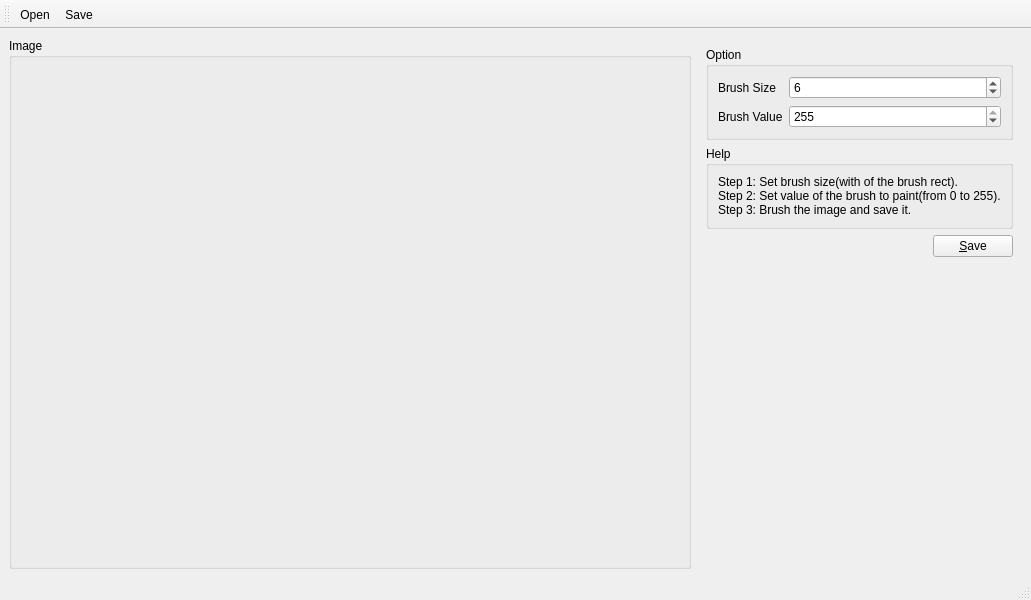
Before: the Qt Designer form ui/mainwindow.ui in xiangxw/saliency-marker, drawn with Qt 5.
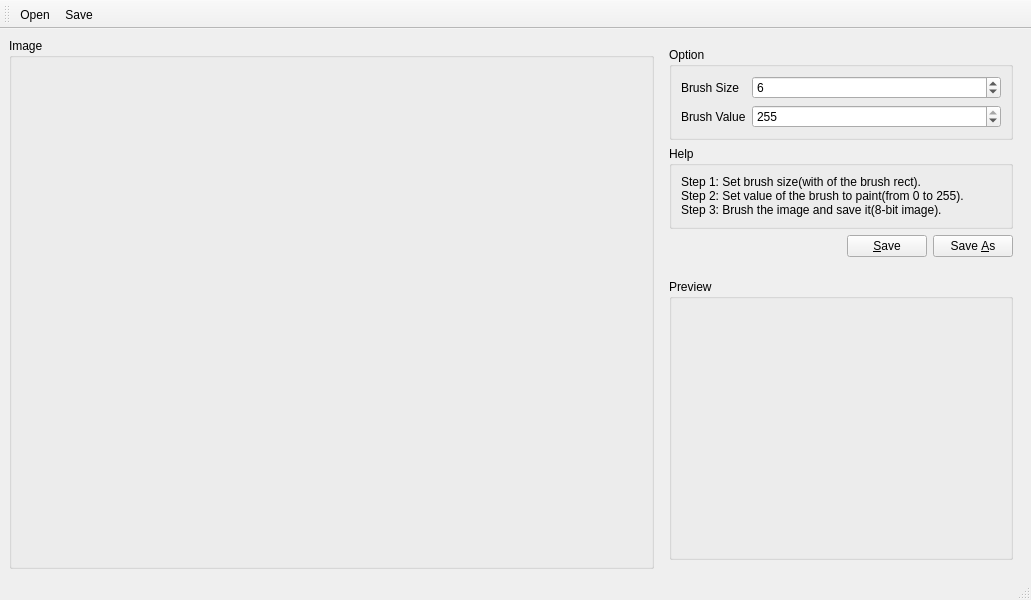
After: the same form once the commit is applied.

Commit message: add preview image

What changed in the file:
```diff
--- a/ui/mainwindow.ui
+++ b/ui/mainwindow.ui
@@ -108,7 +108,7 @@
               <property name="text">
                <string>Step 1: Set brush size(with of the brush rect).
 Step 2: Set value of the brush to paint(from 0 to 255).
-Step 3: Brush the image and save it.</string>
+Step 3: Brush the image and save it(8-bit image).</string>
               </property>
              </widget>
             </item>
@@ -137,6 +137,13 @@
              </property>
             </widget>
            </item>
+           <item>
+            <widget class="QPushButton" name="saveAsButton">
+             <property name="text">
+              <string>Save &amp;As</string>
+             </property>
+            </widget>
+           </item>
           </layout>
          </item>
          <item>
@@ -152,6 +159,40 @@
            </property>
           </spacer>
          </item>
+         <item>
+          <widget class="QGroupBox" name="previewGroupBox">
+           <property name="minimumSize">
+            <size>
+             <width>0</width>
+             <height>0</height>
+            </size>
+           </property>
+           <property name="title">
+            <string>Preview</string>
+           </property>
+           <layout class="QHBoxLayout" name="horizontalLayout_8">
+            <item>
+             <widget class="QLabel" name="previewImageLabel">
+              <property name="minimumSize">
+               <size>
+                <width>320</width>
+                <height>240</height>
+               </size>
+              </property>
+              <property name="maximumSize">
+               <size>
+                <width>320</width>
+                <height>240</height>
+               </size>
+              </property>
+              <property name="text">
+               <string/>
+              </property>
+             </widget>
+            </item>
+           </layout>
+          </widget>
+         </item>
         </layout>
        </item>
       </layout>
```
The commit also changes 2 other files.
